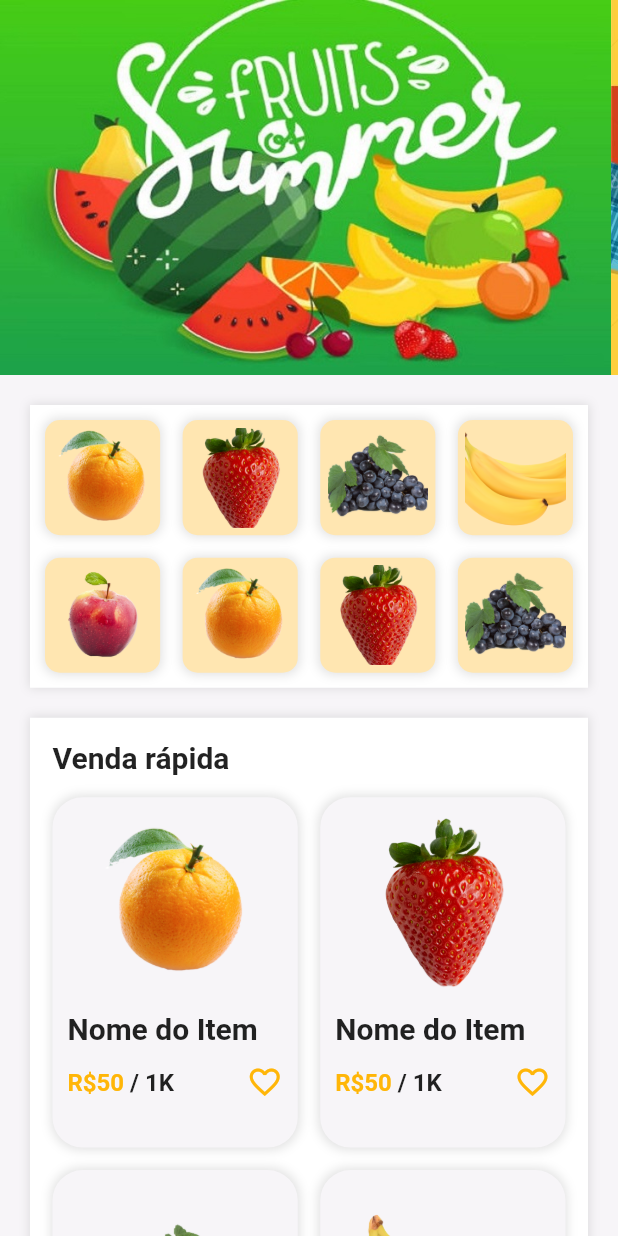
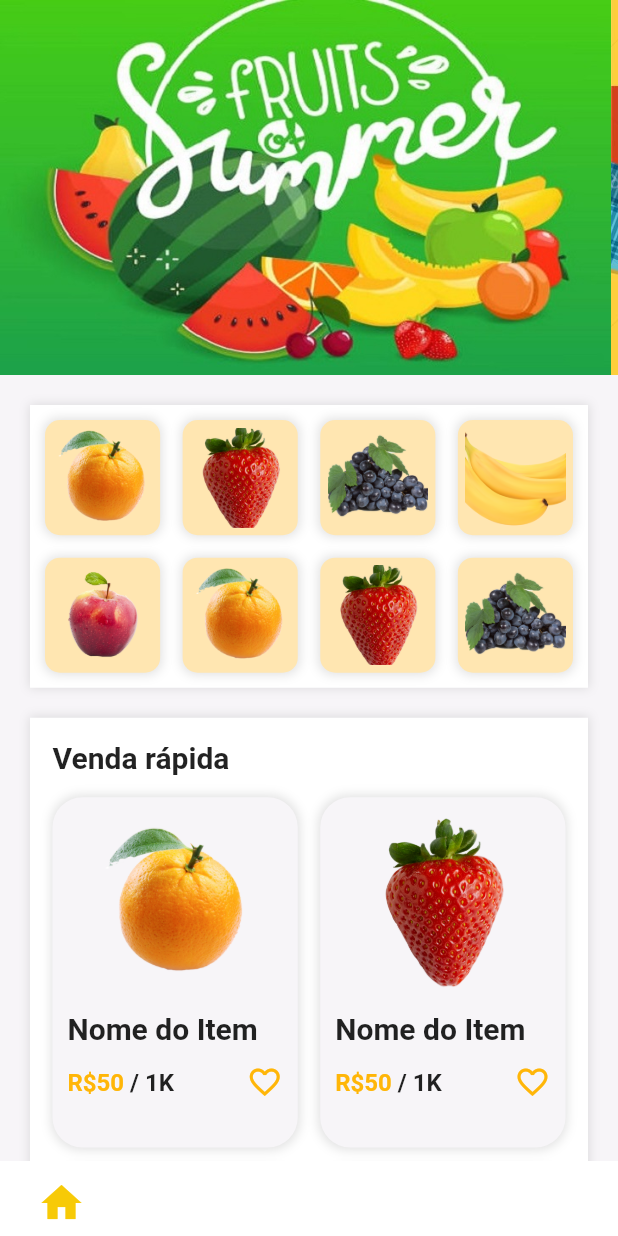
Before and after one commit to caneto/UI---Loja-de-Entregas-de-Supermercados, a Flutter app: the screen it shows after launch, on a phone screen of 412 x 824 dp. Run offline on Flutter 3.47's test engine with Material 2 defaults, Android fonts, the light colour scheme and no system bars.

Commit message:
Atualização

```diff
--- a/lib/home_page.dart
+++ b/lib/home_page.dart
@@ -1,4 +1,5 @@
 import 'package:flutter/material.dart';
+import 'package:uidelojadesupermercados/widgets/home_bottom_bar.dart';
 
 import 'widgets/home_page_posts.dart';
 
@@ -71,6 +72,7 @@ class HomePage extends StatelessWidget {
           const HomePagePosts(),
         ],
       ),
+      bottomNavigationBar: const HomeBottomBar(),
     );
   }
 }
--- /dev/null
+++ b/lib/widgets/home_bottom_bar.dart
@@ -0,0 +1,26 @@
+import 'package:flutter/material.dart';
+
+class HomeBottomBar extends StatelessWidget {
+  const HomeBottomBar({Key? key}) : super(key: key);
+
+  @override
+  Widget build(BuildContext context) {
+    return Container(
+      height: 50,
+      padding: const EdgeInsets.symmetric(horizontal: 25, vertical: 12),
+      decoration: const BoxDecoration(
+        color: Colors.white,
+      ),
+      child: Row(
+        mainAxisAlignment: MainAxisAlignment.spaceBetween,
+        children: const [
+          Icon(
+            Icons.home,
+            color: Color(0xFFF7CA07),
+            size: 32,
+          ),
+        ],
+      ),
+    );
+  }
+}
```
